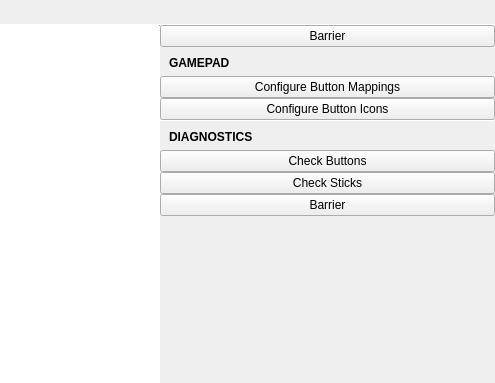
First picture: the form in gamepadconfigurationoverlay.ui, repository vicr123/libentertaining, before the edit; both pictures show x 176 to 671 and y 0 to 383 of the 671 by 570 pixel window.
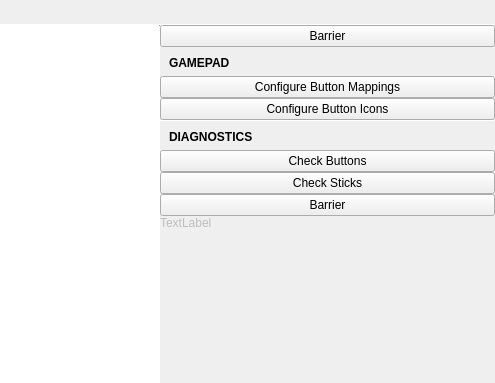
Second picture: the form after the edit. The open tabs and pages were chosen to show the change. Icons and pictures are not drawn. Custom widgets are drawn as their Qt base class.

Commit message: Show Gamepad ID

The edit to the form file:
```diff
--- a/gamepadconfigurationoverlay.ui
+++ b/gamepadconfigurationoverlay.ui
@@ -302,6 +302,19 @@
            </property>
           </widget>
          </item>
+         <item>
+          <widget class="QLabel" name="gamepadIdLabel">
+           <property name="enabled">
+            <bool>false</bool>
+           </property>
+           <property name="text">
+            <string notr="true">TextLabel</string>
+           </property>
+           <property name="margin">
+            <number>9</number>
+           </property>
+          </widget>
+         </item>
          <item>
           <spacer name="verticalSpacer_3">
            <property name="orientation">
```
The commit also changes 170 other files.
